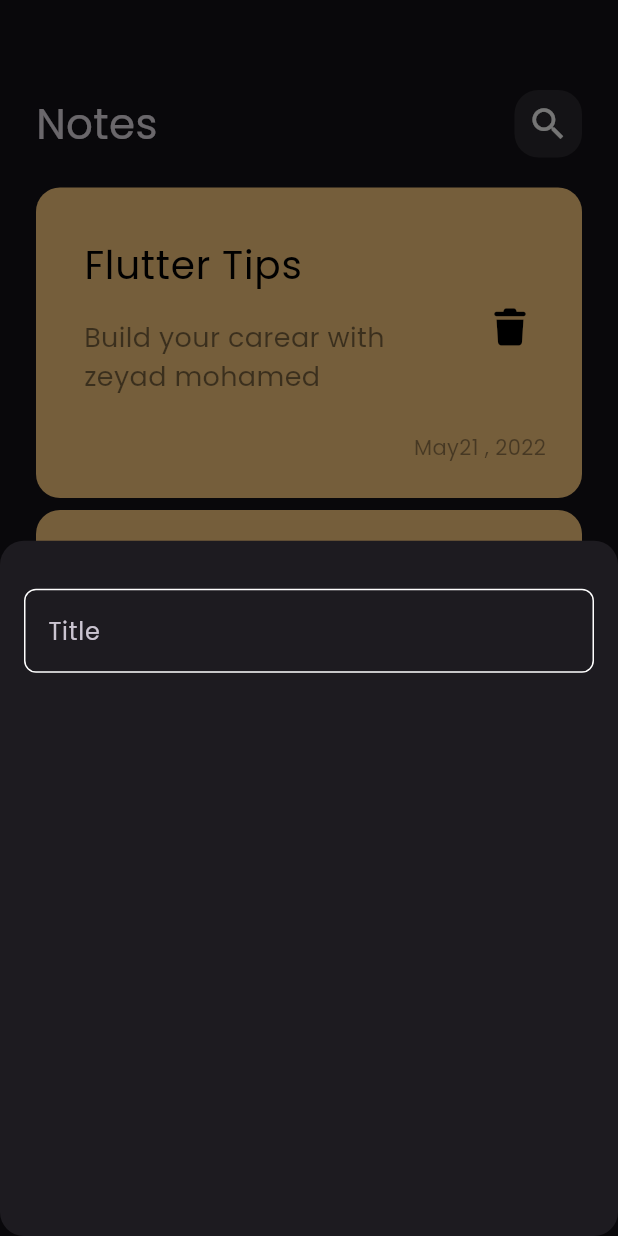
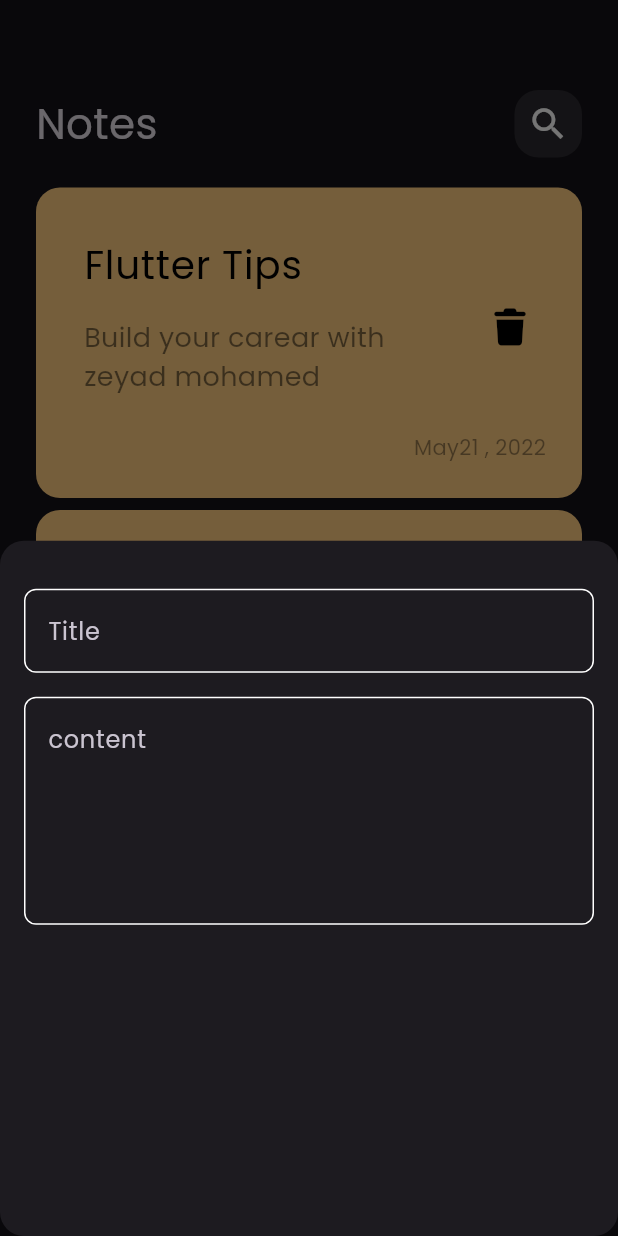
Before and after one commit to zeyadmomo90-crypto/Note_app, a Flutter app: the screen it shows after launch, after a tap on the "add" icon, on a phone screen of 412 x 824 dp. Run offline on Flutter 3.47's test engine with Material 3 defaults, Android fonts, the phone set to English and light mode, and no system bars; our stand-ins replace font_awesome_flutter.

Commit message:
add field to note bottom sheet

```diff
--- a/lib/Views/widgets/Custom_Text_filed.dart
+++ b/lib/Views/widgets/Custom_Text_filed.dart
@@ -2,14 +2,16 @@ import 'package:flutter/material.dart';
 import 'package:test/Constance.dart';
 
 class CustomTextFiled extends StatelessWidget {
-  const CustomTextFiled({super.key});
-
+  const CustomTextFiled({super.key, required this.HintText, this.maxlines = 1});
+  final String HintText;
+  final int maxlines;
   @override
   Widget build(BuildContext context) {
     return TextField(
+      maxLines: maxlines,
       cursorColor: Kprimarycolor,
       decoration: InputDecoration(
-        hintText: 'Title',
+        hintText: HintText,
         border: BuildBorder(),
         enabledBorder: BuildBorder(),
         focusedBorder: BuildBorder(Color: Kprimarycolor),
--- a/lib/Views/widgets/add_note_bottom_sheet.dart
+++ b/lib/Views/widgets/add_note_bottom_sheet.dart
@@ -8,7 +8,14 @@ class AddNoteButtomSheet extends StatelessWidget {
   Widget build(BuildContext context) {
     return Padding(
       padding: const EdgeInsets.symmetric(horizontal: 16),
-      child: Column(children: [SizedBox(height: 32), CustomTextFiled()]),
+      child: Column(
+        children: [
+          SizedBox(height: 32),
+          CustomTextFiled(HintText: 'Title'),
+          SizedBox(height: 16),
+          CustomTextFiled(HintText: 'content', maxlines: 5),
+        ],
+      ),
     );
   }
 }
```
